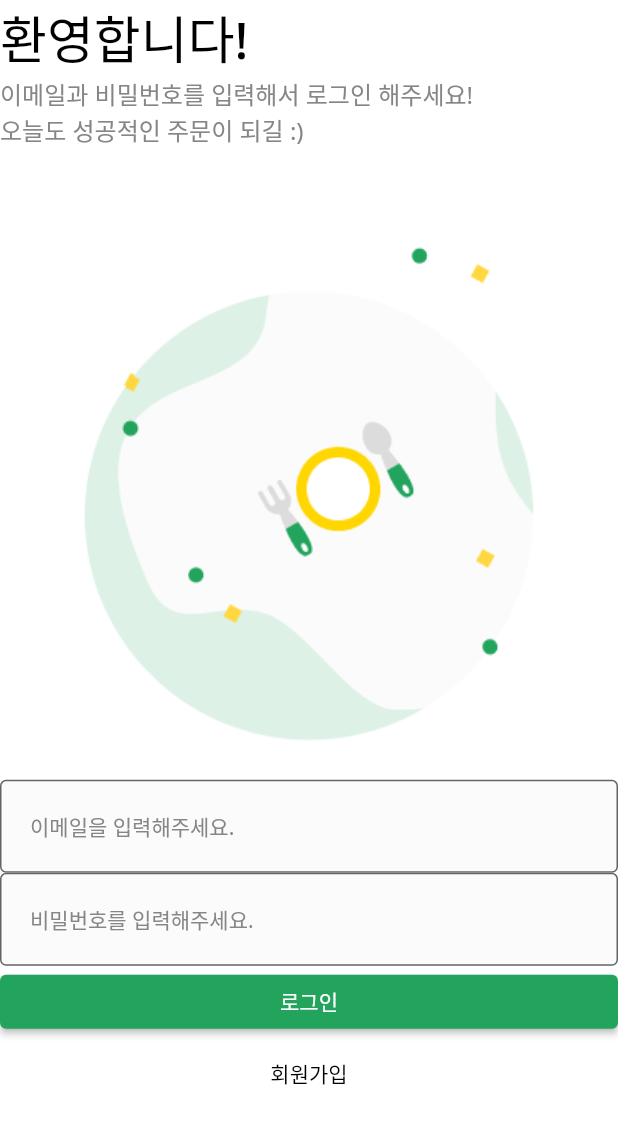
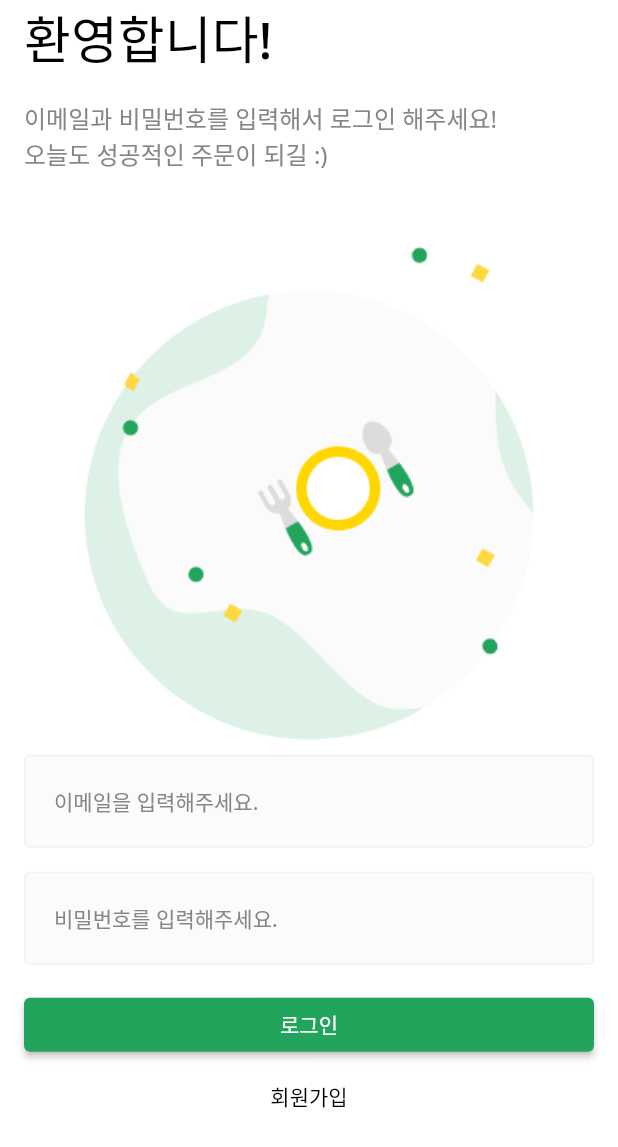
Before and after one commit to jincrates/flutter-do-dipping, a Flutter app: the screen it shows after launch, on a phone screen of 412 x 824 dp. Shown: the top 1147 px of the screen. Run offline on Flutter 3.47's test engine with Material 2 defaults, Android fonts, the phone set to English and light mode, and no system bars.

Commit message:
feat: 로그인 텍스트필드 키보드 영역 처리

```diff
--- a/lib/common/const/component/custom_text_form_field.dart
+++ b/lib/common/const/component/custom_text_form_field.dart
@@ -47,6 +47,7 @@ class CustomTextFormField extends StatelessWidget {
         filled: true,
         // 모든 Input 상태의 기본 스타일 셋팅
         border: baseBorder,
+        enabledBorder: baseBorder,
         focusedBorder:  baseBorder.copyWith(
           borderSide: baseBorder.borderSide.copyWith(
             color: PRIMARY_COLOR,
--- a/lib/user/view/login_screen.dart
+++ b/lib/user/view/login_screen.dart
@@ -9,14 +9,21 @@ class LoginScreen extends StatelessWidget {
   @override
   Widget build(BuildContext context) {
     return DefaultLayout(
+      // 키보드가 올라와도 위젯이 가려지지 않도록 스크롤 처리
+      child: SingleChildScrollView(
+        // 드래그하는 순간에 키보드가 사라지도록 사용성을 높일 수 있다.
+        keyboardDismissBehavior: ScrollViewKeyboardDismissBehavior.onDrag,
         child: SafeArea(
           top: true,
           bottom: false,
+          child: Padding(
+            padding: const EdgeInsets.symmetric(horizontal: 16.0),
             child: Column(
               crossAxisAlignment: CrossAxisAlignment.stretch,
               children: [
-            const _Title(),
-            const _SubTitle(),
+                _Title(),
+                const SizedBox(height: 16.0),
+                _SubTitle(),
                 Image.asset(
                     'asset/img/misc/logo.png',
                   width: MediaQuery.of(context).size.width /3 * 2,
@@ -26,11 +33,13 @@ class LoginScreen extends StatelessWidget {
                   hintText: '이메일을 입력해주세요.',
                   onChanged: (String value) {},
                 ),
+                const SizedBox(height: 16.0),
                 CustomTextFormField(
                   hintText: '비밀번호를 입력해주세요.',
                   onChanged: (String value) {},
                   obscureText: true,
                 ),
+                const SizedBox(height: 16.0),
                 ElevatedButton(
                   onPressed: () {},
                   style: ElevatedButton.styleFrom(
@@ -50,6 +59,8 @@ class LoginScreen extends StatelessWidget {
                   ),
                 ),
               ],
+            ),
+          ),
         ),
       ),
     );
```
Lines whose indentation alone changed are shown as unchanged.
